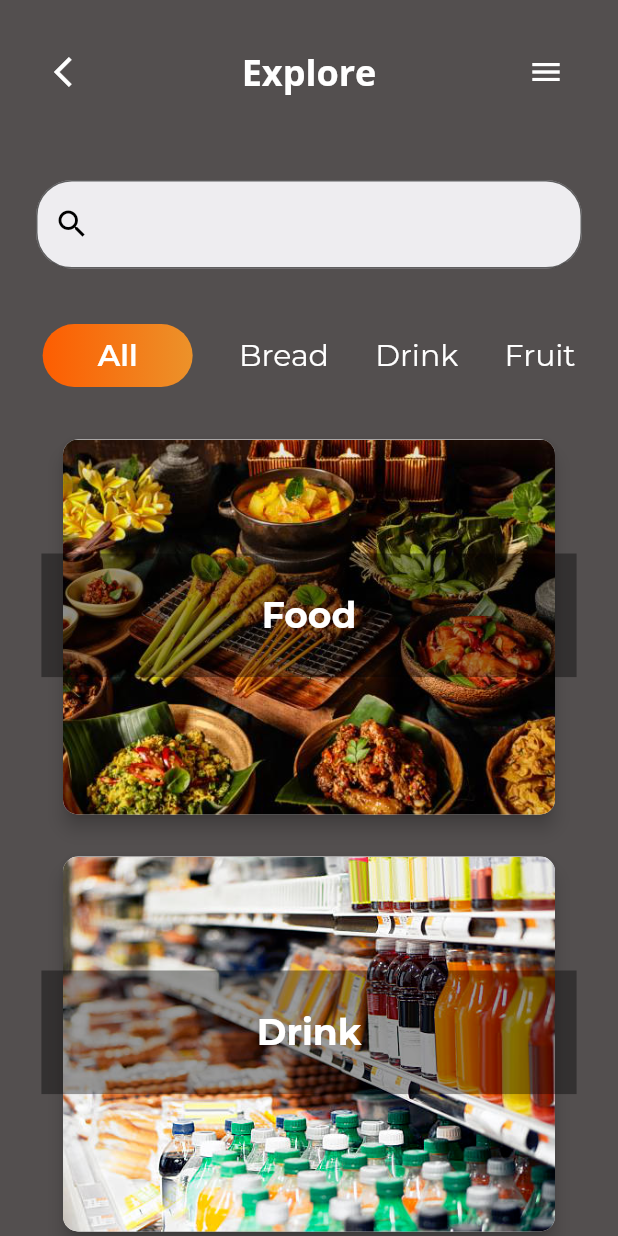
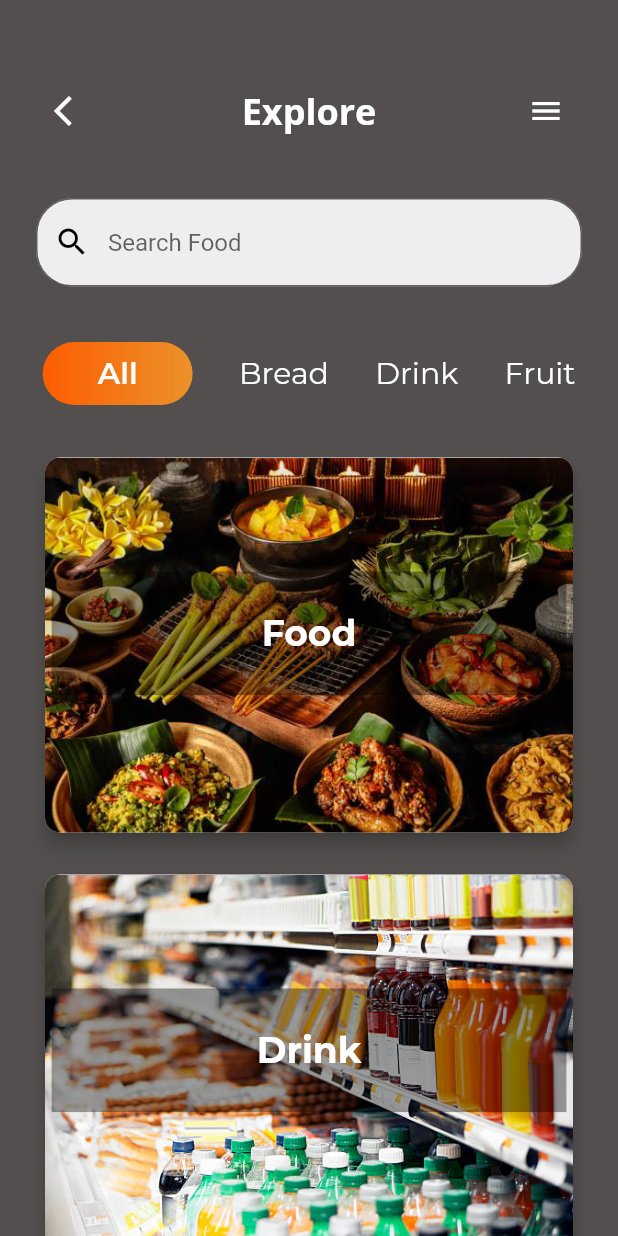
Before and after one commit to aisyahnadhira/dicoding_calori_food, a Flutter app: the screen it shows after launch, on a phone screen of 412 x 824 dp. Run offline on Flutter 3.47's test engine with Material 2 defaults, Android fonts, the phone set to English and light mode, and no system bars; our stand-ins replace google_fonts.

Commit message:
change card size

```diff
--- a/lib/pages/main_Screen.dart
+++ b/lib/pages/main_Screen.dart
@@ -14,7 +14,7 @@ class MainScreen extends StatelessWidget {
       body: Column(
         children: [
           Padding(
-            padding: const EdgeInsets.all(24.0),
+            padding: const EdgeInsets.only(left: 24.0, right: 24.0, top: 50.0, bottom: 10.0),
             child: Row(
               mainAxisAlignment: MainAxisAlignment.spaceBetween,
               children: [
@@ -50,6 +50,7 @@ class MainScreen extends StatelessWidget {
                   prefixIcon: Icon(Icons.search, color: Colors.black,),
                   fillColor: Color.fromARGB(255, 238, 237, 240),
                   filled: true,
+                  hintText: "Search Food",
                   border: OutlineInputBorder(
                     borderRadius: BorderRadius.circular(24.0),
                     borderSide: BorderSide(
@@ -143,7 +144,7 @@ class MainScreen extends StatelessWidget {
                       children: <Widget>[
                         Positioned(
                           child: Padding(
-                            padding: const EdgeInsets.only(left: 20.0, right: 20),
+                            padding: const EdgeInsets.only(left: 8.0, right: 8),
                             child: Card(
                               elevation: 5,
                               shape: RoundedRectangleBorder(
@@ -167,7 +168,7 @@ class MainScreen extends StatelessWidget {
                                   padding: const EdgeInsets.only(top: 80.0),
                                   child: Center(
                                     child: Container(
-                                        width: MediaQuery.of(context).size.width *0.866,
+                                        width: MediaQuery.of(context).size.width *0.833,
                                         height: MediaQuery.of(context).size.height * 0.1,
                                         decoration: BoxDecoration(
                                           color: Colors.black38,
```
Also changed, not shown: lib/pages/detail.dart (+7 -7 lines).
